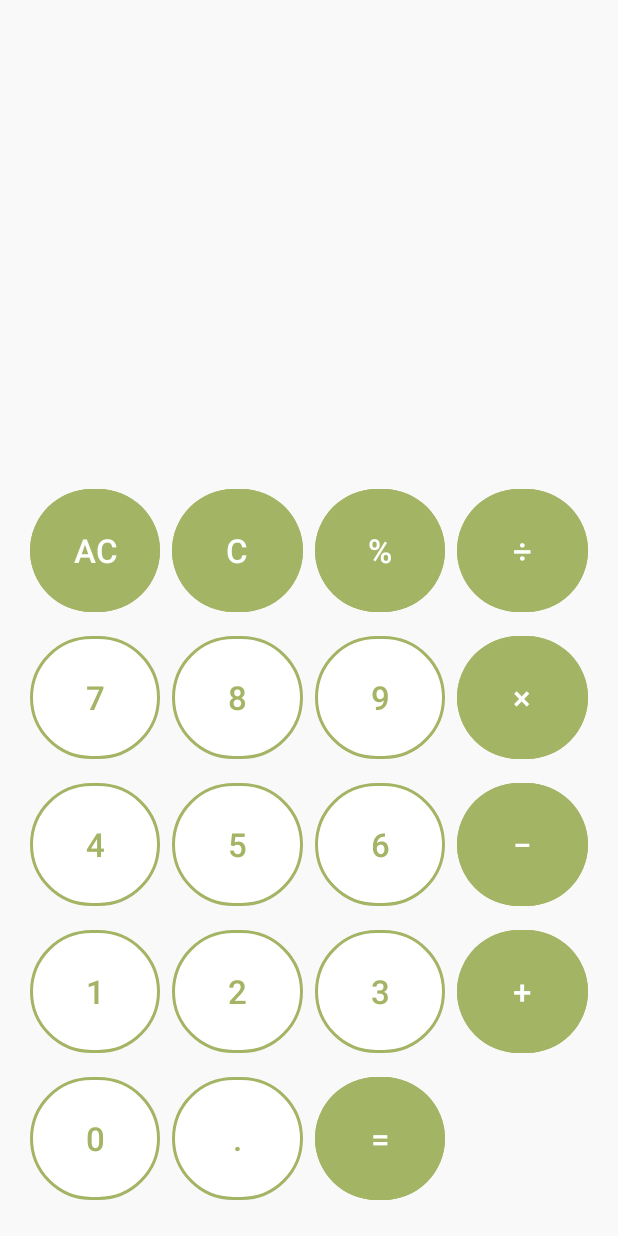
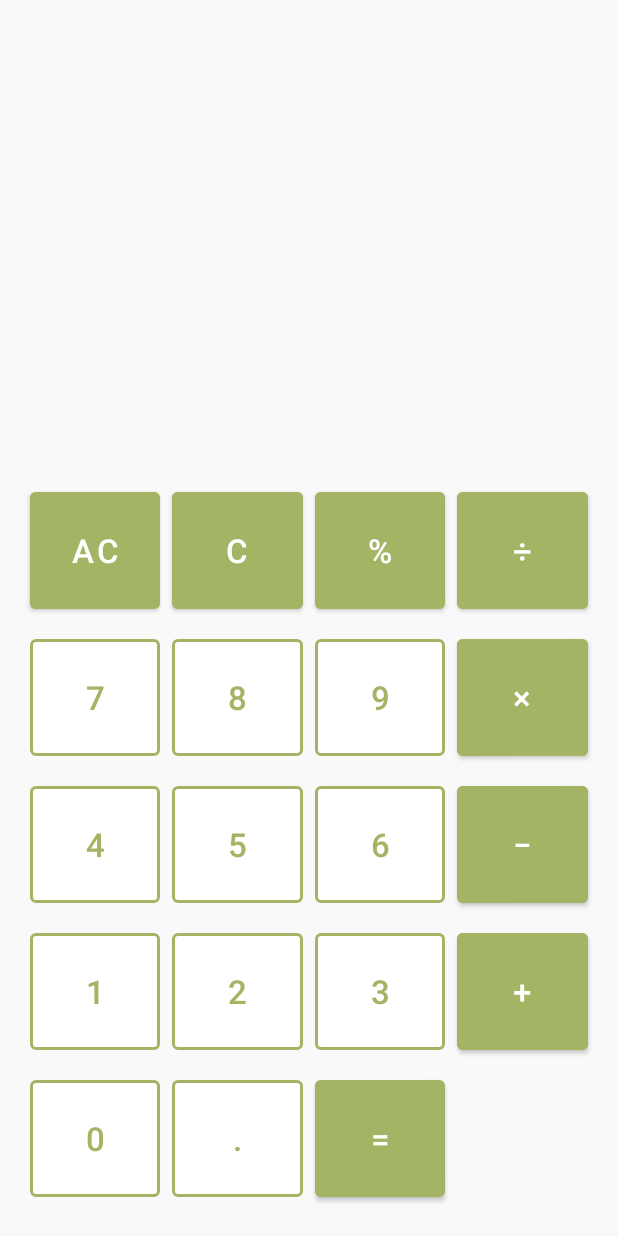
Before and after one commit to royahfs/TaniMart, an Android app: the KalkulatorActivity screen opened directly, with no data from a screen before it, on a phone screen of 412 x 824 dp. Run offline under Robolectric (Android 15) with nearby library versions, the phone set to English and light mode, and no system bars.

Commit message:
initial commit

```diff
--- a/app/src/main/java/com/example/tanimart/ui/common/kalkulator/KalkulatorActivity.java
+++ b/app/src/main/java/com/example/tanimart/ui/common/kalkulator/KalkulatorActivity.java
@@ -17,7 +17,7 @@ public class KalkulatorActivity extends AppCompatActivity {
     private static final char SUBTRACTION = '-';
     private static final char MULTIPLICATION = '*';
     private static final char DIVISION = '/';
-//    private static final char PERCENT = '%';
+    private static final char PERCENT = '%';
 
     private char currentSymbol;
 
--- a/app/src/main/res/values/themes.xml
+++ b/app/src/main/res/values/themes.xml
@@ -23,7 +23,7 @@
     </style>
 
     <!-- Kalkulator button (outlined) -->
-    <style name="CalcButton.Normal" parent="Widget.Material3.Button.OutlinedButton"> <!-- DIUBAH dari MaterialComponents -->
+    <style name="CalcButton.Normal" parent="Widget.MaterialComponents.Button.OutlinedButton"> <!-- DIUBAH dari MaterialComponents -->
         <item name="android:layout_width">0dp</item>
         <item name="android:layout_height">90dp</item>
         <item name="android:layout_columnWeight">1</item>
@@ -37,7 +37,7 @@
     </style>
 
     <!-- Kalkulator button (filled) -->
-    <style name="CalcButton.Colored" parent="Widget.Material3.Button"> <!-- DIUBAH dari MaterialComponents -->
+    <style name="CalcButton.Colored" parent="Widget.MaterialComponents.Button"> <!-- DIUBAH dari MaterialComponents -->
         <item name="android:layout_width">0dp</item>
         <item name="android:layout_height">90dp</item>
         <item name="android:layout_columnWeight">1</item>
```
